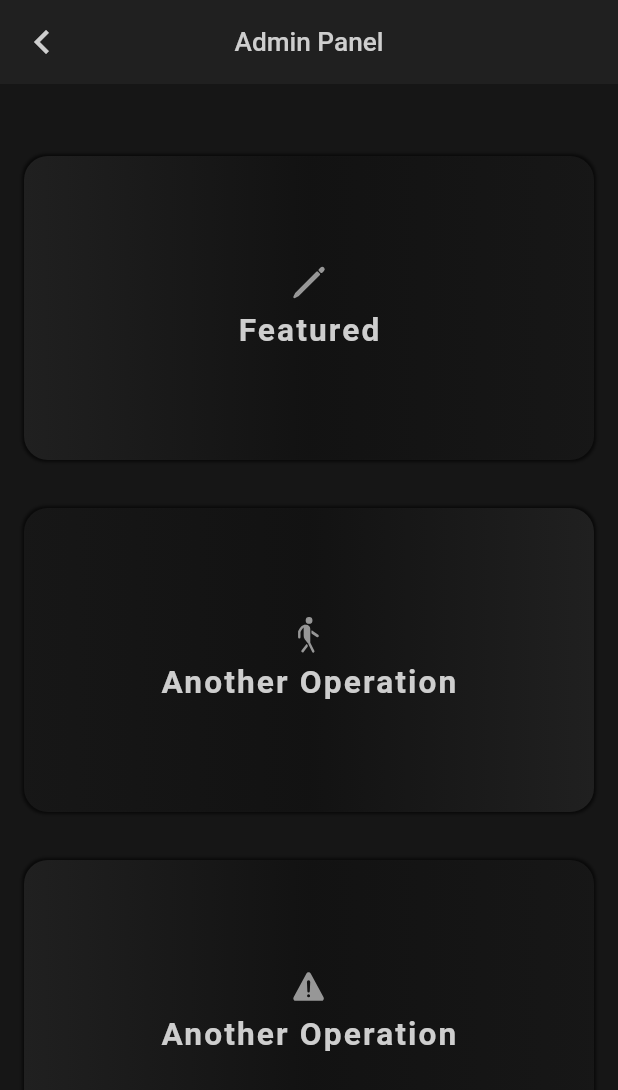
After one commit to sameteyisan/the-handbook-of-superheroes, a Flutter app: the AdminScreen screen opened directly, on a phone screen of 412 x 824 dp. The commit adds this screen. Shown: the top 1090 px of the screen. Run offline on Flutter 3.47's test engine with Material 2 defaults, Android fonts, the phone set to English and light mode, and no system bars; drawn by our look-alikes of flutter_easyloading; our stand-ins replace carousel_slider, cloud_firestore, device_info_plus, dio, extended_image, firebase_core and 6 more; accounts and stored records are empty.

Commit message:
admin panel added

```diff
--- /dev/null
+++ b/lib/screens/admin_screen.dart
@@ -0,0 +1,47 @@
+import 'package:flutter/material.dart';
+import 'package:get/get.dart';
+import 'package:ionicons/ionicons.dart';
+import 'package:the_handbook_of_superheroes/screens/featured_screen.dart';
+import 'package:the_handbook_of_superheroes/widgets/admin_card.dart';
+import 'package:the_handbook_of_superheroes/widgets/custom_back_button.dart';
+
+class AdminScreen extends StatelessWidget {
+  const AdminScreen({super.key});
+
+  @override
+  Widget build(BuildContext context) {
+    return Scaffold(
+      appBar: AppBar(
+        leading: const CustomBackButton(),
+        title: const Text("Admin Panel"),
+      ),
+      body: Padding(
+        padding: const EdgeInsets.all(16),
+        child: Column(
+          children: [
+            const SizedBox(height: 32),
+            AdminCard(
+              title: "Featured",
+              icon: Ionicons.pencil_outline,
+              onTap: () => Get.to(const FeaturedScreenn()),
+            ),
+            const SizedBox(height: 32),
+            AdminCard(
+              title: "Another Operation",
+              icon: Ionicons.walk,
+              invertColors: true,
+              onTap: () {},
+            ),
+            const SizedBox(height: 32),
+            AdminCard(
+              title: "Another Operation",
+              icon: Ionicons.warning,
+              onTap: () {},
+            ),
+            const SizedBox(height: 32),
+          ],
+        ),
+      ),
+    );
+  }
+}
--- a/lib/screens/home_screen.dart
+++ b/lib/screens/home_screen.dart
@@ -3,6 +3,7 @@ import 'package:flutter_screenutil/flutter_screenutil.dart';
 import 'package:get/get.dart';
 import 'package:ionicons/ionicons.dart';
 import 'package:the_handbook_of_superheroes/controllers/home_controller.dart';
+import 'package:the_handbook_of_superheroes/screens/admin_screen.dart';
 import 'package:the_handbook_of_superheroes/theme.dart';
 import 'package:the_handbook_of_superheroes/widgets/empty_widget.dart';
 import 'package:the_handbook_of_superheroes/widgets/home_widget.dart';
@@ -27,7 +28,7 @@ class HomeScreen extends StatelessWidget {
               Obx(
                 () => controller.isAdmin.value
                     ? IconButton(
-                        onPressed: () {},
+                        onPressed: () => Get.to(const AdminScreen()),
                         icon: const Icon(Ionicons.shield_half_outline),
                       )
                     : const SizedBox(),
--- a/lib/screens/last_heroes_screen.dart
+++ b/lib/screens/last_heroes_screen.dart
@@ -47,6 +47,7 @@ class LastHeroesScreen extends StatelessWidget {
                         child: SuperheroTile(
                           superhero: hero,
                           onDeleted: () => controller.deleteHero(hero.id),
+                          icon: Ionicons.close,
                         ),
                       );
                     },
--- /dev/null
+++ b/lib/widgets/admin_card.dart
@@ -0,0 +1,71 @@
+import 'package:flutter/material.dart';
+import 'package:flutter_screenutil/flutter_screenutil.dart';
+import 'package:get/get.dart';
+import 'package:the_handbook_of_superheroes/theme.dart';
+import 'package:the_handbook_of_superheroes/widgets/custom_ink_well.dart';
+
+class AdminCard extends StatelessWidget {
+  const AdminCard({
+    super.key,
+    required this.title,
+    required this.icon,
+    this.onTap,
+    this.invertColors = false,
+  });
+
+  final String title;
+  final IconData icon;
+  final Function()? onTap;
+  final bool invertColors;
+
+  @override
+  Widget build(BuildContext context) {
+    return Expanded(
+      child: CustomInkWell(
+        onTap: onTap,
+        child: Container(
+          alignment: Alignment.center,
+          decoration: BoxDecoration(
+            borderRadius: BorderRadius.circular(16),
+            gradient: LinearGradient(
+              colors: invertColors
+                  ? [
+                      CColors.foregroundBlack.withOpacity(0.6),
+                      CColors.foregroundBlack.withOpacity(0.4),
+                      CColors.foregroundBlack,
+                    ]
+                  : [
+                      CColors.foregroundBlack,
+                      CColors.foregroundBlack.withOpacity(0.4),
+                      CColors.foregroundBlack.withOpacity(0.6),
+                    ],
+            ),
+            boxShadow: [
+              BoxShadow(
+                color: Colors.black.withOpacity(0.6),
+                spreadRadius: 1,
+                blurRadius: 1,
+                offset: const Offset(0.0, 0.0),
+              ),
+            ],
+          ),
+          child: Column(
+            mainAxisSize: MainAxisSize.min,
+            children: [
+              Icon(
+                icon,
+                color: CColors.subtitleColor,
+                size: 28.sp,
+              ),
+              const SizedBox(height: 4),
+              Text(
+                title.tr,
+                style: Styles.bigTitle.copyWith(letterSpacing: 1.4),
+              )
+            ],
+          ),
+        ),
+      ),
+    );
+  }
+}
--- a/lib/widgets/home_widget.dart
+++ b/lib/widgets/home_widget.dart
@@ -5,6 +5,7 @@ import 'package:flutter/material.dart';
 import 'package:flutter_screenutil/flutter_screenutil.dart';
 import 'package:get/get.dart';
 import 'package:hive_flutter/hive_flutter.dart';
+import 'package:ionicons/ionicons.dart';
 import 'package:the_handbook_of_superheroes/controllers/home_controller.dart';
 import 'package:the_handbook_of_superheroes/models/basic_hero.dart';
 import 'package:the_handbook_of_superheroes/screens/last_heroes_screen.dart';
@@ -86,6 +87,7 @@ class HomeWidget extends GetView<HomeController> {
                       padding: const EdgeInsets.only(bottom: 8),
                       child: SuperheroTile(
                         superhero: superhero,
+                        icon: Ionicons.close,
                         onDeleted: () async {
                           final res = await DeleteModal.open();
                           if (res != null) {
```
Also changed, not shown: lib/controllers/featured_controller.dart (added, +78 -0 lines), lib/screens/featured_screen.dart (added, +127 -0 lines), lib/services/api.dart (+27 -0 lines), lib/widgets/custom_button.dart (added, +61 -0 lines), lib/widgets/custom_icon_button.dart (added, +40 -0 lines), lib/widgets/modals/yes_no_modal.dart (added, +49 -0 lines), lib/widgets/superhero_card.dart (+29 -3 lines), lib/widgets/superhero_tile.dart (+12 -5 lines).
